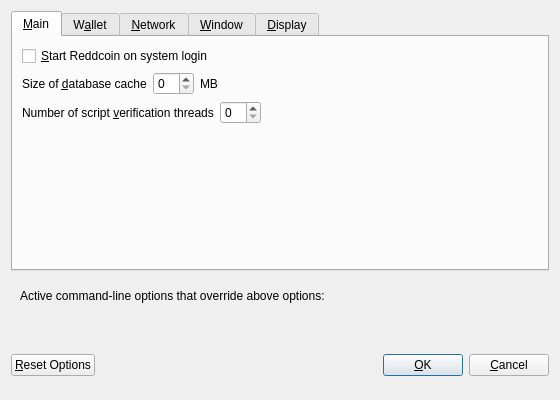
Qt form src/qt/forms/optionsdialog.ui (hope21kmj/madoo) before a commit.
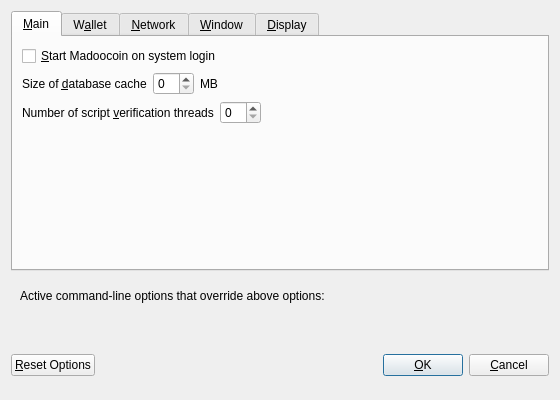
The same form after that commit. Custom widgets are drawn as their Qt base class.

What changed in the file:
```diff
--- a/src/qt/forms/optionsdialog.ui
+++ b/src/qt/forms/optionsdialog.ui
@@ -33,7 +33,7 @@
           <string>Automatically start Reddcoin after logging in to the system.</string>
          </property>
          <property name="text">
-          <string>&amp;Start Reddcoin on system login</string>
+          <string>&amp;Start Madoocoin on system login</string>
          </property>
         </widget>
        </item>
```
Left out of the diff: 10 changed lines with no effect on the pictures.
